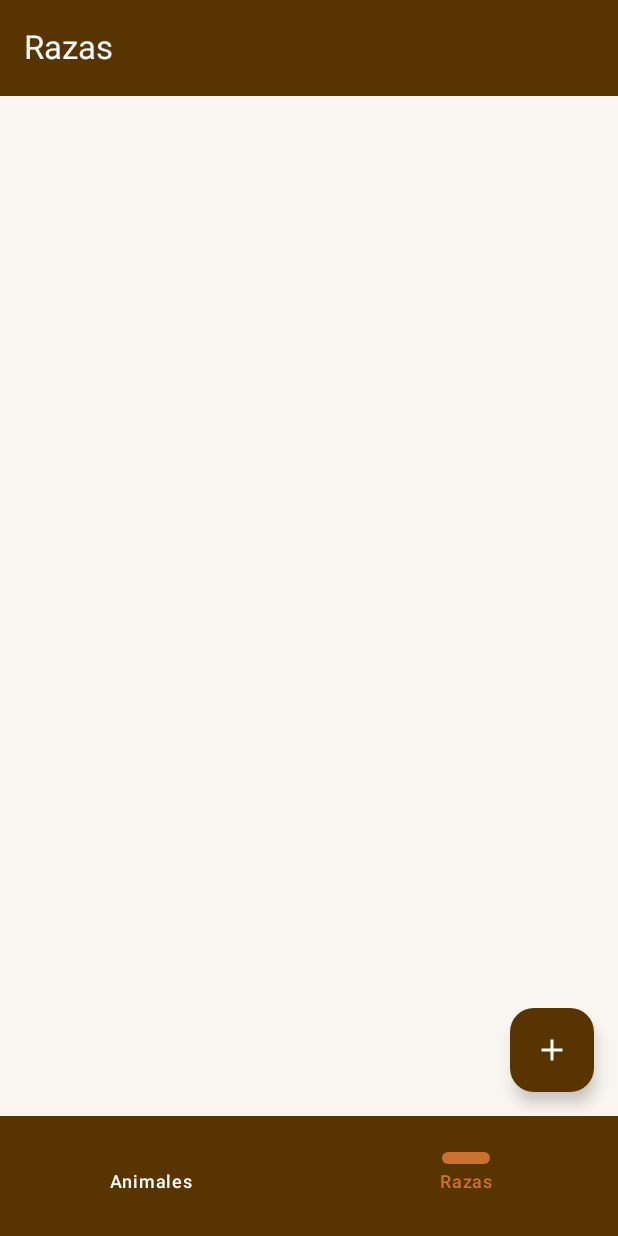
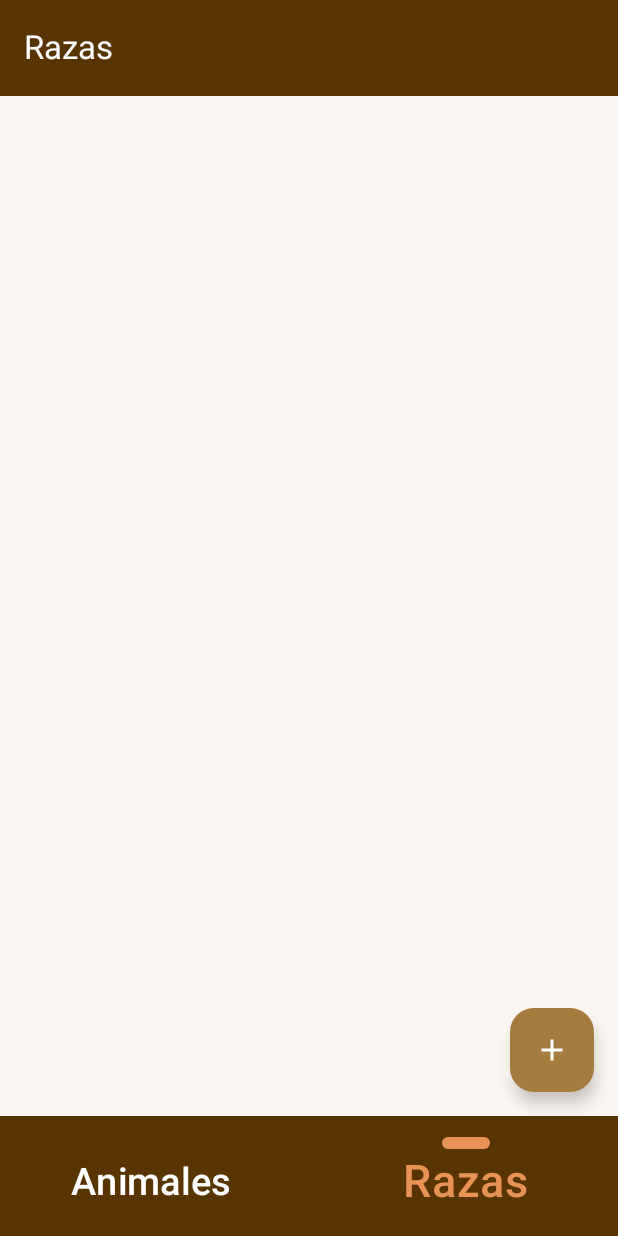
Before and after one commit to cesarmorillon576-netizen/IntegradoraTodaChidotaPeroMovil, an Android app built with Jetpack Compose: the razas screen opened through its navigation route, on a phone screen of 412 x 824 dp. Run offline under Robolectric (Android 15) with nearby library versions, the phone set to English and light mode, and no system bars; Roboto replaces fonts that are not available here.

Commit message:
cuantos commits llevo hoy?

```diff
--- a/app/src/main/java/com/example/integradoramovil/MainActivity.kt
+++ b/app/src/main/java/com/example/integradoramovil/MainActivity.kt
@@ -30,6 +30,7 @@ import androidx.compose.runtime.remember
 import androidx.compose.runtime.setValue
 import androidx.compose.ui.Modifier
 import androidx.compose.ui.res.painterResource
+import androidx.compose.ui.unit.sp
 import androidx.lifecycle.viewModelScope
 import androidx.lifecycle.viewmodel.compose.viewModel
 import androidx.navigation.compose.NavHost
@@ -42,6 +43,7 @@ import com.example.integradoramovil.modelos.Raza
 import com.example.integradoramovil.pantallas.*
 import com.example.integradoramovil.ui.theme.Background
 import com.example.integradoramovil.ui.theme.IntegradoraMovilTheme
+import com.example.integradoramovil.ui.theme.buttonColor
 import com.example.integradoramovil.ui.theme.textColor
 import com.example.integradoramovil.ui.theme.textColorsubMain
 import com.example.integradoramovil.ui.theme.textOrange
@@ -163,7 +165,8 @@ class MainActivity : ComponentActivity() {
                             },
                             icon = {},
                             label = {
-                                Text("Animales")
+                                Text("Animales",
+                                    fontSize = 25.sp)
                             },
                             colors = NavigationBarItemDefaults.colors(
                                 indicatorColor = textOrange,
@@ -179,7 +182,8 @@ class MainActivity : ComponentActivity() {
                             },
                             icon = {},
                             label = {
-                                Text("Razas")
+                                Text("Razas",
+                                    fontSize = 30.sp)
                             },
                             colors = NavigationBarItemDefaults.colors(
                                 indicatorColor = textOrange,
@@ -194,7 +198,7 @@ class MainActivity : ComponentActivity() {
             floatingActionButton = {
                 if(barras && (rutaActual == "animales" || rutaActual == "razas")){
                     FloatingActionButton(
-                        containerColor = textColorsubMain,
+                        containerColor = buttonColor,
                         onClick = {
                             if(rutaActual == "animales"){
                                 abrirModal(null)
--- a/app/src/main/java/com/example/integradoramovil/network/RetroFitClient.kt
+++ b/app/src/main/java/com/example/integradoramovil/network/RetroFitClient.kt
@@ -7,7 +7,7 @@ import retrofit2.*
 import retrofit2.converter.gson.GsonConverterFactory
 
 object RetroFitClient {
-    val url = "https://transorbital-crowingly-brittney.ngrok-free.dev/api/"
+    val url = "https://irmgard-nonvinous-unsolidly.ngrok-free.dev/api/"
 
     private val logging = HttpLoggingInterceptor().apply {
         level = HttpLoggingInterceptor.Level.BODY
--- a/app/src/main/java/com/example/integradoramovil/ui/theme/Color.kt
+++ b/app/src/main/java/com/example/integradoramovil/ui/theme/Color.kt
@@ -8,7 +8,7 @@ val Pink80 = Color(0xFFEFB8C8)
 val Background = Color(0xFFF9F5F0)
 val BackgroundCard = Color(0xFF804E03)
 val textColorsubMain = Color(0xFF583500)
-val textOrange = Color(0xFFCC7231)
+val textOrange = Color(0xFFE89256)
 val textInputOrange = Color(0xFF8D420C)
 val redText = Color(0xFF84170D)
 val buttonColor = Color(0xFFA67C3E)
```
Also changed, not shown: app/src/main/java/com/example/integradoramovil/componentes/Modal.kt (+12 -2 lines).
